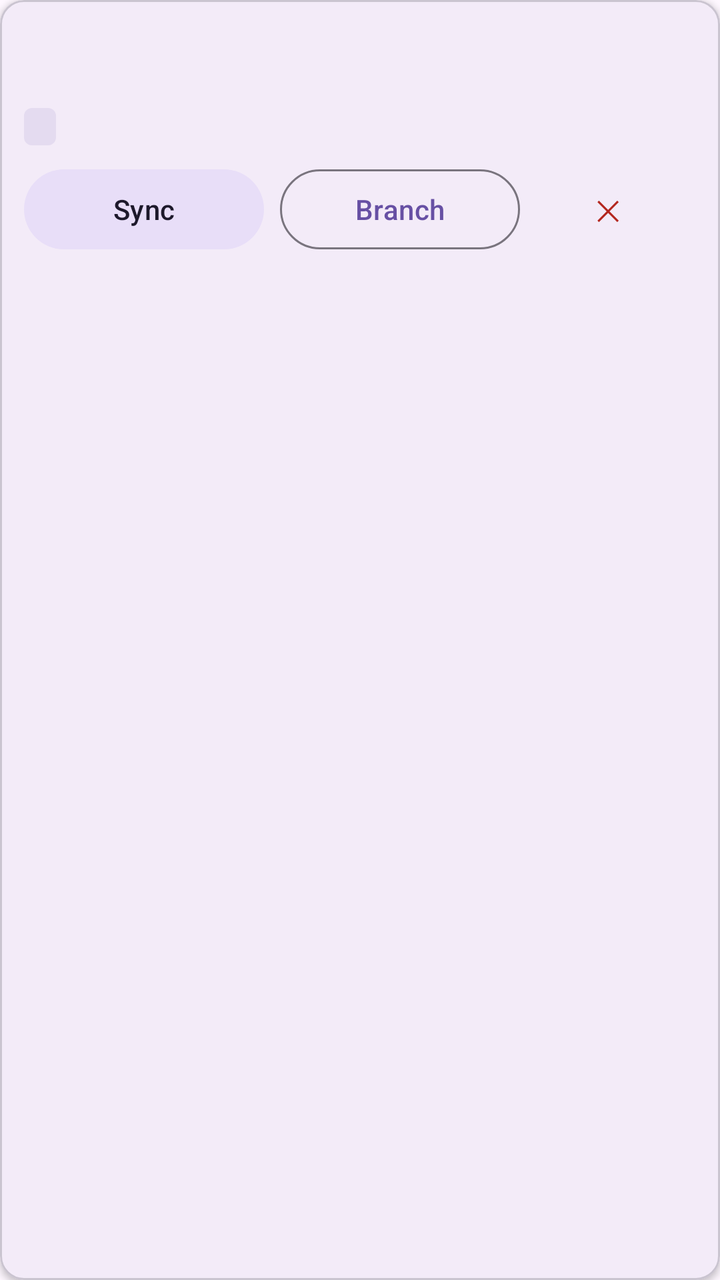
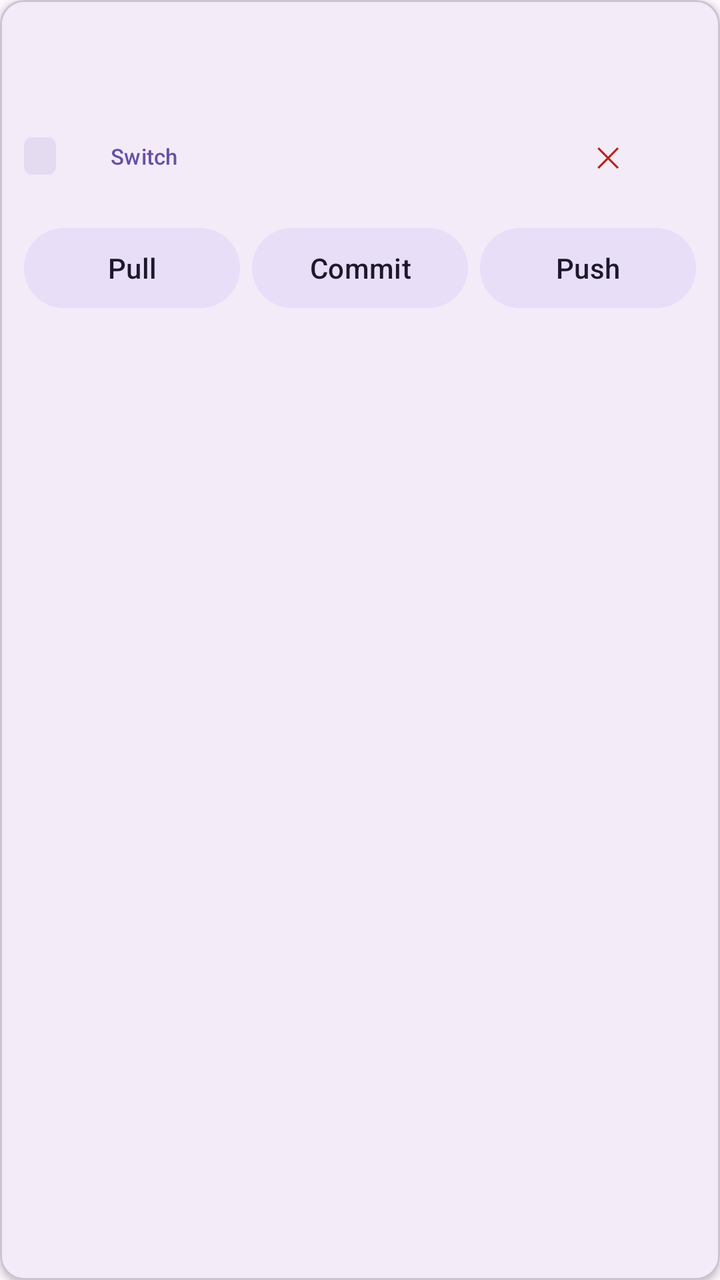

An Android layout rendered at two revisions. The XML below is the earlier revision; the diff shows what the commit changed to produce the second picture.
<!-- AndroidManifest.xml: application theme Theme.MangoTree -->
<!-- res/layout/item_repo.xml -->
<?xml version="1.0" encoding="utf-8"?>
<com.google.android.material.card.MaterialCardView
    xmlns:android="http://schemas.android.com/apk/res/android"
    xmlns:app="http://schemas.android.com/apk/res-auto"
    android:layout_width="match_parent"
    android:layout_height="wrap_content"
    android:layout_marginHorizontal="12dp"
    android:layout_marginTop="8dp"
    app:cardElevation="2dp">

    <LinearLayout
        android:layout_width="match_parent"
        android:layout_height="wrap_content"
        android:orientation="vertical"
        android:padding="12dp">

        <TextView
            android:id="@+id/repoName"
            android:layout_width="match_parent"
            android:layout_height="wrap_content"
            android:textAppearance="?attr/textAppearanceTitleMedium" />

        <TextView
            android:id="@+id/repoUrl"
            android:layout_width="match_parent"
            android:layout_height="wrap_content"
            android:textAppearance="?attr/textAppearanceBodySmall"
            android:textColor="?attr/colorOnSurfaceVariant" />

        <TextView
            android:id="@+id/repoBranch"
            android:layout_width="wrap_content"
            android:layout_height="wrap_content"
            android:layout_marginTop="4dp"
            android:background="@drawable/branch_badge_bg"
            android:paddingHorizontal="8dp"
            android:paddingVertical="2dp"
            android:textAppearance="?attr/textAppearanceLabelSmall" />

        <LinearLayout
            android:layout_width="match_parent"
            android:layout_height="wrap_content"
            android:layout_marginTop="8dp"
            android:orientation="horizontal">

            <com.google.android.material.button.MaterialButton
                android:id="@+id/syncButton"
                style="@style/Widget.Material3.Button.TonalButton"
                android:layout_width="0dp"
                android:layout_height="wrap_content"
                android:layout_weight="1"
                android:text="Sync" />

            <com.google.android.material.button.MaterialButton
                android:id="@+id/branchButton"
                style="@style/Widget.Material3.Button.OutlinedButton"
                android:layout_width="0dp"
                android:layout_height="wrap_content"
                android:layout_weight="1"
                android:layout_marginStart="8dp"
                android:text="Branch" />

            <com.google.android.material.button.MaterialButton
                android:id="@+id/removeButton"
                style="@style/Widget.Material3.Button.TextButton"
                android:layout_width="wrap_content"
                android:layout_height="wrap_content"
                android:text="✕"
                android:textColor="?attr/colorError" />

        </LinearLayout>

    </LinearLayout>

</com.google.android.material.card.MaterialCardView>
<!-- resources referenced by this layout -->
<resources>
  <!-- drawable branch_badge_bg (drawable) -->
  <?xml version="1.0" encoding="utf-8"?>
  <shape xmlns:android="http://schemas.android.com/apk/res/android"
      android:shape="rectangle">
      <solid android:color="#1A6750A4" />
      <corners android:radius="4dp" />
  </shape>
  <style name="Theme.MangoTree" parent="Theme.Material3.DayNight.NoActionBar" />
</resources>

<!-- the commit's change to res/layout/item_repo.xml (unified diff, before → after) -->
@@ -27,38 +27,34 @@
             android:textAppearance="?attr/textAppearanceBodySmall"
             android:textColor="?attr/colorOnSurfaceVariant" />
 
-        <TextView
-            android:id="@+id/repoBranch"
-            android:layout_width="wrap_content"
-            android:layout_height="wrap_content"
-            android:layout_marginTop="4dp"
-            android:background="@drawable/branch_badge_bg"
-            android:paddingHorizontal="8dp"
-            android:paddingVertical="2dp"
-            android:textAppearance="?attr/textAppearanceLabelSmall" />
-
         <LinearLayout
             android:layout_width="match_parent"
             android:layout_height="wrap_content"
-            android:layout_marginTop="8dp"
-            android:orientation="horizontal">
+            android:layout_marginTop="4dp"
+            android:orientation="horizontal"
+            android:gravity="center_vertical">
 
-            <com.google.android.material.button.MaterialButton
-                android:id="@+id/syncButton"
-                style="@style/Widget.Material3.Button.TonalButton"
-                android:layout_width="0dp"
+            <TextView
+                android:id="@+id/repoBranch"
+                android:layout_width="wrap_content"
                 android:layout_height="wrap_content"
-                android:layout_weight="1"
-                android:text="Sync" />
+                android:background="@drawable/branch_badge_bg"
+                android:paddingHorizontal="8dp"
+                android:paddingVertical="2dp"
+                android:textAppearance="?attr/textAppearanceLabelSmall" />
 
             <com.google.android.material.button.MaterialButton
                 android:id="@+id/branchButton"
-                style="@style/Widget.Material3.Button.OutlinedButton"
+                style="@style/Widget.Material3.Button.TextButton"
+                android:layout_width="wrap_content"
+                android:layout_height="wrap_content"
+                android:text="Switch"
+                android:textSize="11sp" />
+
+            <View
                 android:layout_width="0dp"
-                android:layout_height="wrap_content"
-                android:layout_weight="1"
-                android:layout_marginStart="8dp"
-                android:text="Branch" />
+                android:layout_height="0dp"
+                android:layout_weight="1" />
 
             <com.google.android.material.button.MaterialButton
                 android:id="@+id/removeButton"
@@ -70,6 +66,40 @@
 
         </LinearLayout>
 
+        
+        <LinearLayout
+            android:layout_width="match_parent"
+            android:layout_height="wrap_content"
+            android:layout_marginTop="8dp"
+            android:orientation="horizontal">
+
+            <com.google.android.material.button.MaterialButton
+                android:id="@+id/pullButton"
+                style="@style/Widget.Material3.Button.TonalButton"
+                android:layout_width="0dp"
+                android:layout_height="wrap_content"
+                android:layout_weight="1"
+                android:text="Pull" />
+
+            <com.google.android.material.button.MaterialButton
+                android:id="@+id/commitButton"
+                style="@style/Widget.Material3.Button.TonalButton"
+                android:layout_width="0dp"
+                android:layout_height="wrap_content"
+                android:layout_weight="1"
+                android:layout_marginHorizontal="6dp"
+                android:text="Commit" />
+
+            <com.google.android.material.button.MaterialButton
+                android:id="@+id/pushButton"
+                style="@style/Widget.Material3.Button.TonalButton"
+                android:layout_width="0dp"
+                android:layout_height="wrap_content"
+                android:layout_weight="1"
+                android:text="Push" />
+
+        </LinearLayout>
+
     </LinearLayout>
 
 </com.google.android.material.card.MaterialCardView>
